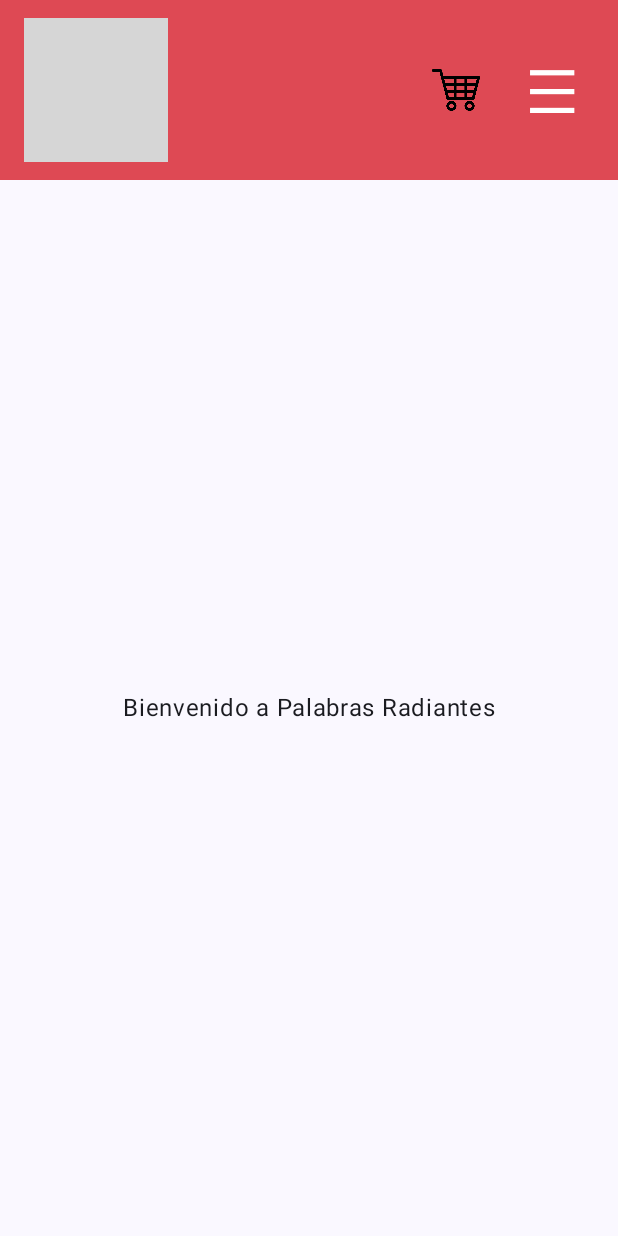
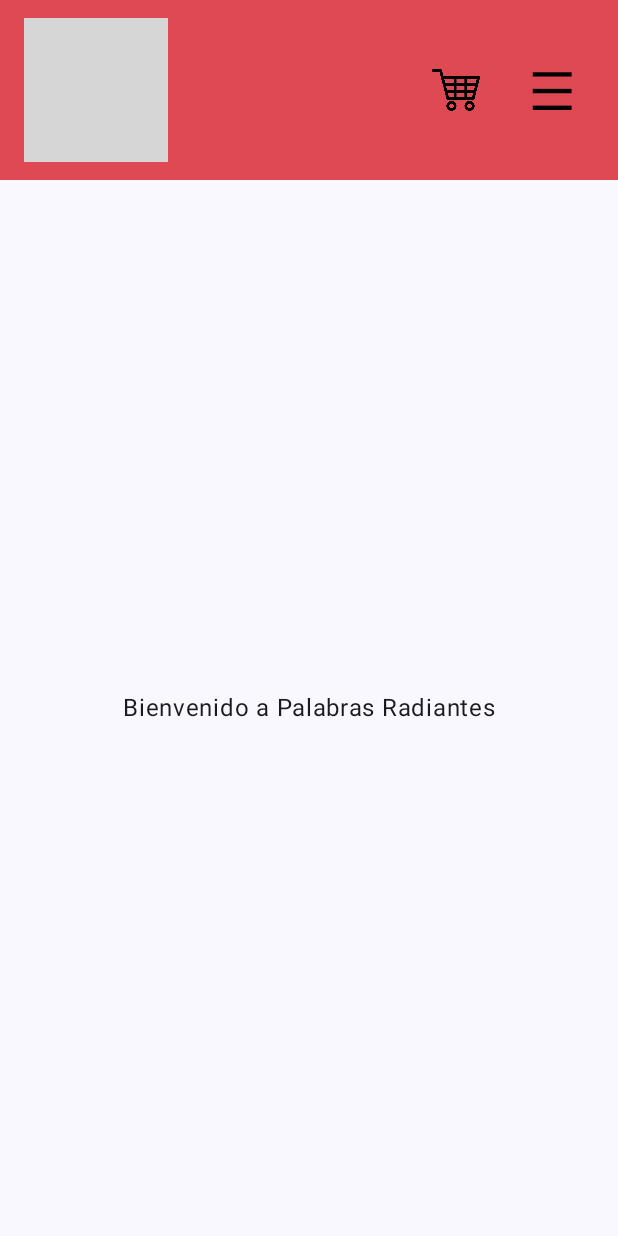
Before and after one commit to josedrodas/ProyectoAPPMoviles, an Android app built with Jetpack Compose: the screen it shows after launch (MainActivity), on a phone screen of 412 x 824 dp. Run offline under Robolectric (Android 15) with nearby library versions, the phone set to English and light mode, and no system bars; grey boxes are pictures that could not be loaded.

Commit message:
V 0.1.1 Inicio de MainScreen Top bar "Check"

```diff
--- a/app/src/main/java/com/example/app_joserodas/MainActivity.kt
+++ b/app/src/main/java/com/example/app_joserodas/MainActivity.kt
@@ -41,7 +41,7 @@ fun Home() {
             Row(
                 modifier = Modifier
                     .fillMaxWidth()
-                    .background(Color(0xFFDE4954)) // barra
+                    .background(Color(0xFFDE4954))
                     .statusBarsPadding()
                     .height(120.dp)
                     .padding(horizontal = 16.dp),
@@ -78,7 +78,7 @@ fun Home() {
                         .clickable { menu = true },
                     contentAlignment = Alignment.Center
                 ) {
-                    Text("☰", color = Color.White, fontSize = 40.sp)
+                    Text("☰", color = Color.Black, fontSize = 35.sp)
 
                     DropdownMenu(
                         expanded = menu,
```
